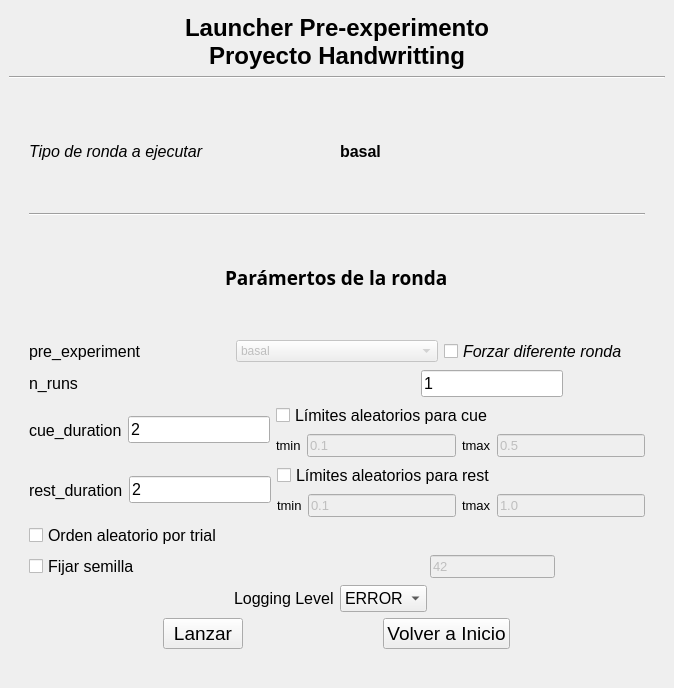
First picture: the form in pyhwr/widgets/runConfigurationApp.ui, repository lucasbaldezzari/pyhwr, before the edit.
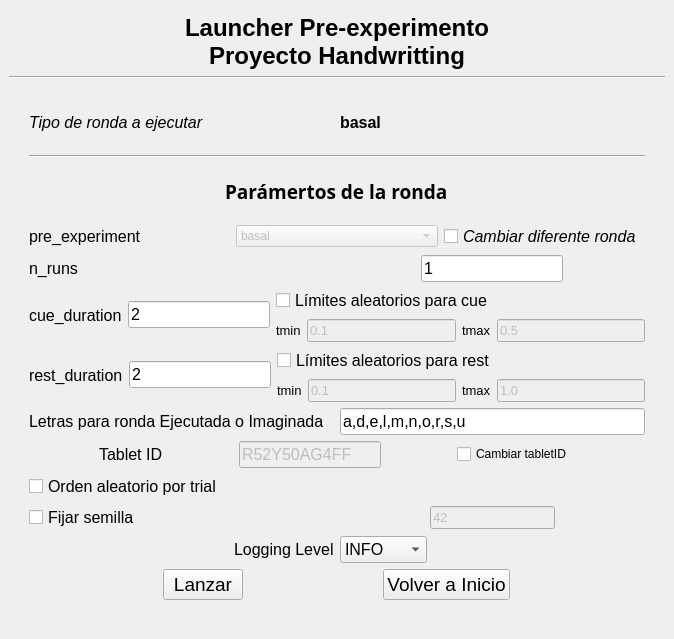
Second picture: the form after the edit.

Commit message: Se adapta SessionManager para poder lanzar el experimento usando interfaz gráfica

Diff of the .ui file:
```diff
--- a/pyhwr/widgets/runConfigurationApp.ui
+++ b/pyhwr/widgets/runConfigurationApp.ui
@@ -7,7 +7,7 @@
     <x>0</x>
     <y>0</y>
     <width>674</width>
-    <height>688</height>
+    <height>639</height>
    </rect>
   </property>
   <property name="sizePolicy">
@@ -221,7 +221,7 @@
              </font>
             </property>
             <property name="text">
-             <string>Forzar diferente ronda</string>
+             <string>Cambiar diferente ronda</string>
             </property>
            </widget>
           </item>
@@ -481,6 +481,102 @@
           </item>
          </layout>
         </item>
+        <item>
+         <layout class="QHBoxLayout" name="horizontalLayout">
+          <item>
+           <widget class="QLabel" name="label_13">
+            <property name="sizePolicy">
+             <sizepolicy hsizetype="Preferred" vsizetype="Fixed">
+              <horstretch>0</horstretch>
+              <verstretch>0</verstretch>
+             </sizepolicy>
+            </property>
+            <property name="font">
+             <font>
+              <pointsize>12</pointsize>
+             </font>
+            </property>
+            <property name="text">
+             <string>Letras para ronda Ejecutada o Imaginada</string>
+            </property>
+           </widget>
+          </item>
+          <item>
+           <widget class="QLineEdit" name="in_letters">
+            <property name="sizePolicy">
+             <sizepolicy hsizetype="Minimum" vsizetype="Fixed">
+              <horstretch>0</horstretch>
+              <verstretch>0</verstretch>
+             </sizepolicy>
+            </property>
+            <property name="font">
+             <font>
+              <pointsize>12</pointsize>
+             </font>
+            </property>
+            <property name="text">
+             <string>a,d,e,l,m,n,o,r,s,u</string>
+            </property>
+           </widget>
+          </item>
+         </layout>
+        </item>
+        <item>
+         <layout class="QHBoxLayout" name="horizontalLayout_13">
+          <item>
+           <widget class="QLabel" name="label_14">
+            <property name="sizePolicy">
+             <sizepolicy hsizetype="Fixed" vsizetype="Preferred">
+              <horstretch>0</horstretch>
+              <verstretch>0</verstretch>
+             </sizepolicy>
+            </property>
+            <property name="font">
+             <font>
+              <pointsize>12</pointsize>
+             </font>
+            </property>
+            <property name="text">
+             <string>Tablet ID</string>
+            </property>
+           </widget>
+          </item>
+          <item>
+           <widget class="QLineEdit" name="in_tabletid">
+            <property name="enabled">
+             <bool>false</bool>
+            </property>
+            <property name="sizePolicy">
+             <sizepolicy hsizetype="Fixed" vsizetype="Fixed">
+              <horstretch>0</horstretch>
+              <verstretch>0</verstretch>
+             </sizepolicy>
+            </property>
+            <property name="font">
+             <font>
+              <pointsize>12</pointsize>
+             </font>
+            </property>
+            <property name="text">
+             <string>R52Y50AG4FF</string>
+            </property>
+           </widget>
+          </item>
+          <item>
+           <widget class="QCheckBox" name="change_tabid_cbox">
+            <property name="sizePolicy">
+             <sizepolicy hsizetype="Fixed" vsizetype="Fixed">
+              <horstretch>0</horstretch>
+              <verstretch>0</verstretch>
+             </sizepolicy>
+            </property>
+            <property name="text">
+             <string>Cambiar tabletID</string>
+            </property>
+           </widget>
+          </item>
+         </layout>
+        </item>
         <item>
          <layout class="QHBoxLayout" name="horizontalLayout_11">
           <item alignment="Qt::AlignLeft">
@@ -555,11 +651,6 @@
               <pointsize>12</pointsize>
              </font>
             </property>
-            <item>
-             <property name="text">
-              <string>ERROR</string>
-             </property>
-            </item>
             <item>
              <property name="text">
               <string>INFO</string>
```
Left out of the diff: 5 changed lines with no effect on the pictures. The commit also changes 6 other files.
